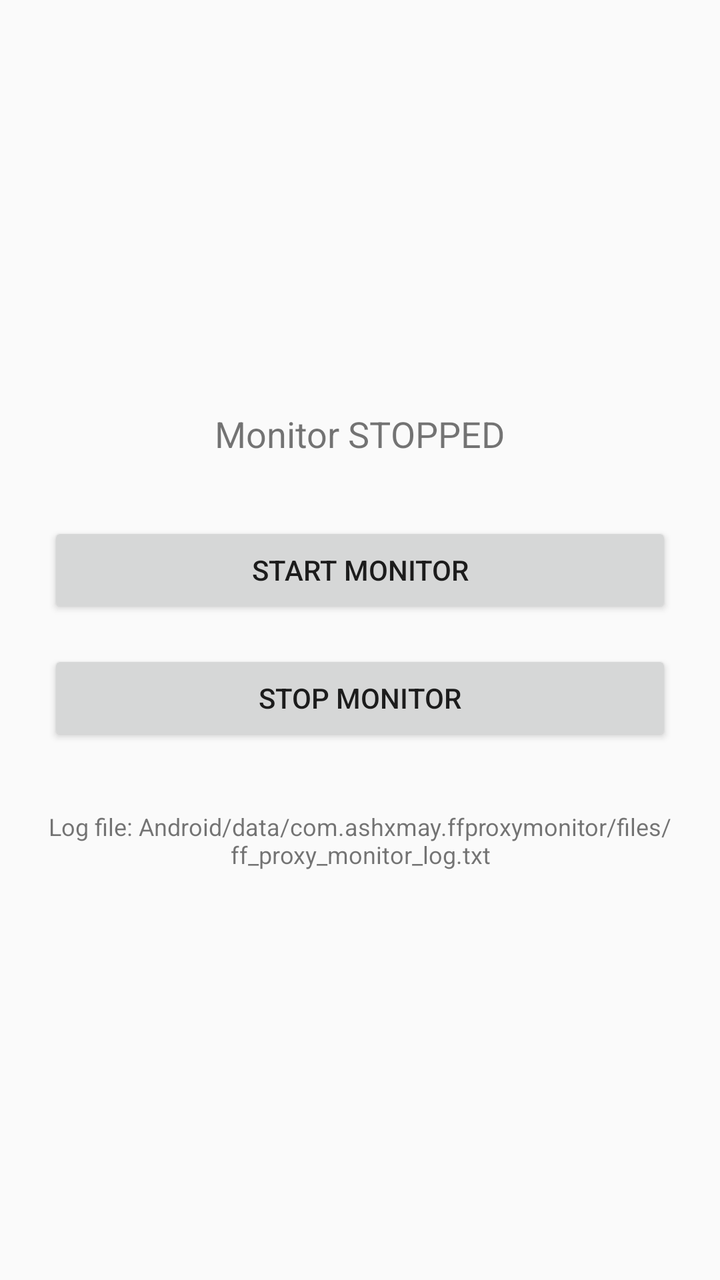
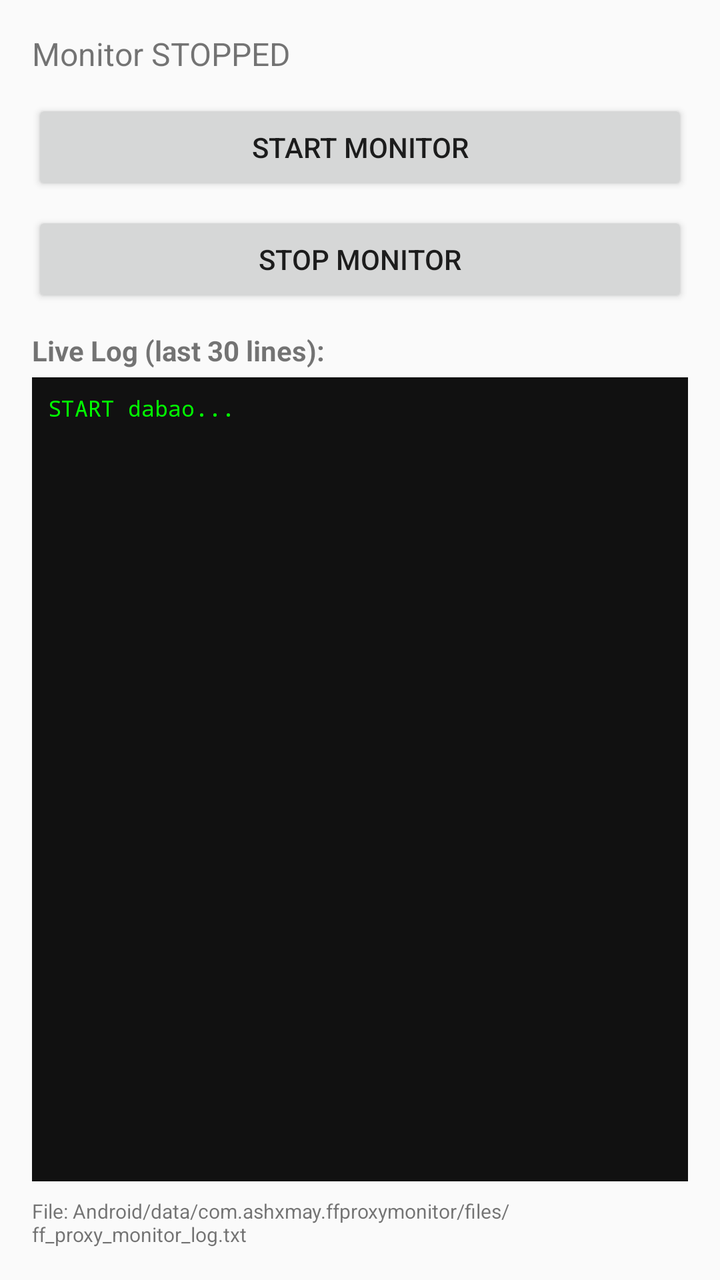

Two renders of the same Android screen: before a commit and after it. Below are the layout's source before the change and the commit's diff.
<!-- AndroidManifest.xml: application theme Theme.AppCompat.Light.DarkActionBar -->
<!-- res/layout/activity_main.xml -->
<?xml version="1.0" encoding="utf-8"?>
<LinearLayout xmlns:android="http://schemas.android.com/apk/res/android"
    android:layout_width="match_parent"
    android:layout_height="match_parent"
    android:orientation="vertical"
    android:padding="24dp"
    android:gravity="center">

    <TextView
        android:id="@+id/statusText"
        android:layout_width="wrap_content"
        android:layout_height="wrap_content"
        android:text="Monitor STOPPED"
        android:textSize="18sp"
        android:layout_marginBottom="32dp" />

    <Button
        android:id="@+id/startBtn"
        android:layout_width="match_parent"
        android:layout_height="wrap_content"
        android:text="START MONITOR"
        android:layout_marginBottom="16dp" />

    <Button
        android:id="@+id/stopBtn"
        android:layout_width="match_parent"
        android:layout_height="wrap_content"
        android:text="STOP MONITOR" />

    <TextView
        android:layout_width="wrap_content"
        android:layout_height="wrap_content"
        android:text="Log file: Android/data/com.ashxmay.ffproxymonitor/files/ff_proxy_monitor_log.txt"
        android:textSize="12sp"
        android:layout_marginTop="32dp"
        android:gravity="center" />

</LinearLayout>
<!-- resources referenced by this layout -->
<resources>

</resources>

<!-- the commit's change to res/layout/activity_main.xml (unified diff, before → after) -->
@@ -3,36 +3,59 @@
     android:layout_width="match_parent"
     android:layout_height="match_parent"
     android:orientation="vertical"
-    android:padding="24dp"
-    android:gravity="center">
+    android:padding="16dp">
 
     <TextView
         android:id="@+id/statusText"
-        android:layout_width="wrap_content"
+        android:layout_width="match_parent"
         android:layout_height="wrap_content"
         android:text="Monitor STOPPED"
-        android:textSize="18sp"
-        android:layout_marginBottom="32dp" />
+        android:textSize="16sp"
+        android:layout_marginBottom="12dp" />
 
     <Button
         android:id="@+id/startBtn"
         android:layout_width="match_parent"
         android:layout_height="wrap_content"
         android:text="START MONITOR"
-        android:layout_marginBottom="16dp" />
+        android:layout_marginBottom="8dp" />
 
     <Button
         android:id="@+id/stopBtn"
         android:layout_width="match_parent"
         android:layout_height="wrap_content"
-        android:text="STOP MONITOR" />
+        android:text="STOP MONITOR"
+        android:layout_marginBottom="12dp" />
 
     <TextView
-        android:layout_width="wrap_content"
+        android:layout_width="match_parent"
         android:layout_height="wrap_content"
-        android:text="Log file: Android/data/com.ashxmay.ffproxymonitor/files/ff_proxy_monitor_log.txt"
-        android:textSize="12sp"
-        android:layout_marginTop="32dp"
-        android:gravity="center" />
+        android:text="Live Log (last 30 lines):"
+        android:textStyle="bold"
+        android:layout_marginBottom="4dp" />
+
+    <ScrollView
+        android:layout_width="match_parent"
+        android:layout_height="0dp"
+        android:layout_weight="1"
+        android:background="#111111">
+
+        <TextView
+            android:id="@+id/logView"
+            android:layout_width="match_parent"
+            android:layout_height="wrap_content"
+            android:text="START dabao..."
+            android:textColor="#00FF00"
+            android:textSize="11sp"
+            android:fontFamily="monospace"
+            android:padding="8dp" />
+    </ScrollView>
+
+    <TextView
+        android:layout_width="match_parent"
+        android:layout_height="wrap_content"
+        android:text="File: Android/data/com.ashxmay.ffproxymonitor/files/ff_proxy_monitor_log.txt"
+        android:textSize="10sp"
+        android:layout_marginTop="8dp" />
 
 </LinearLayout>
